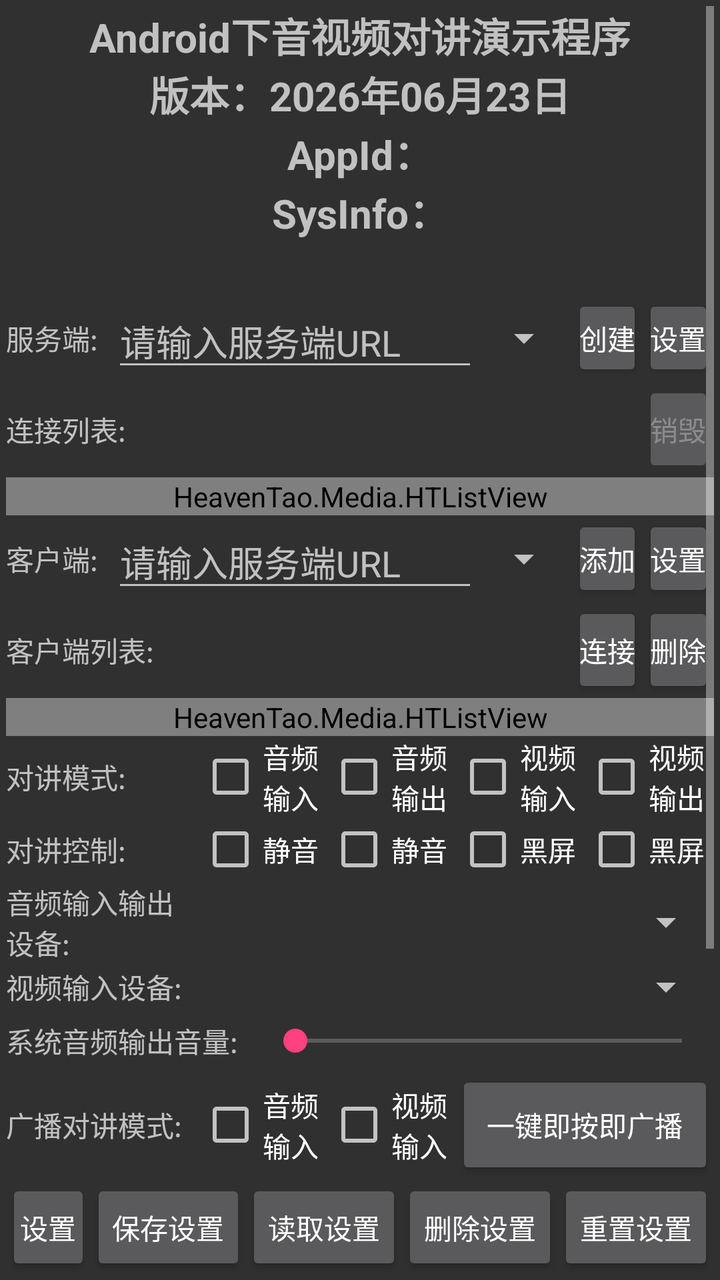
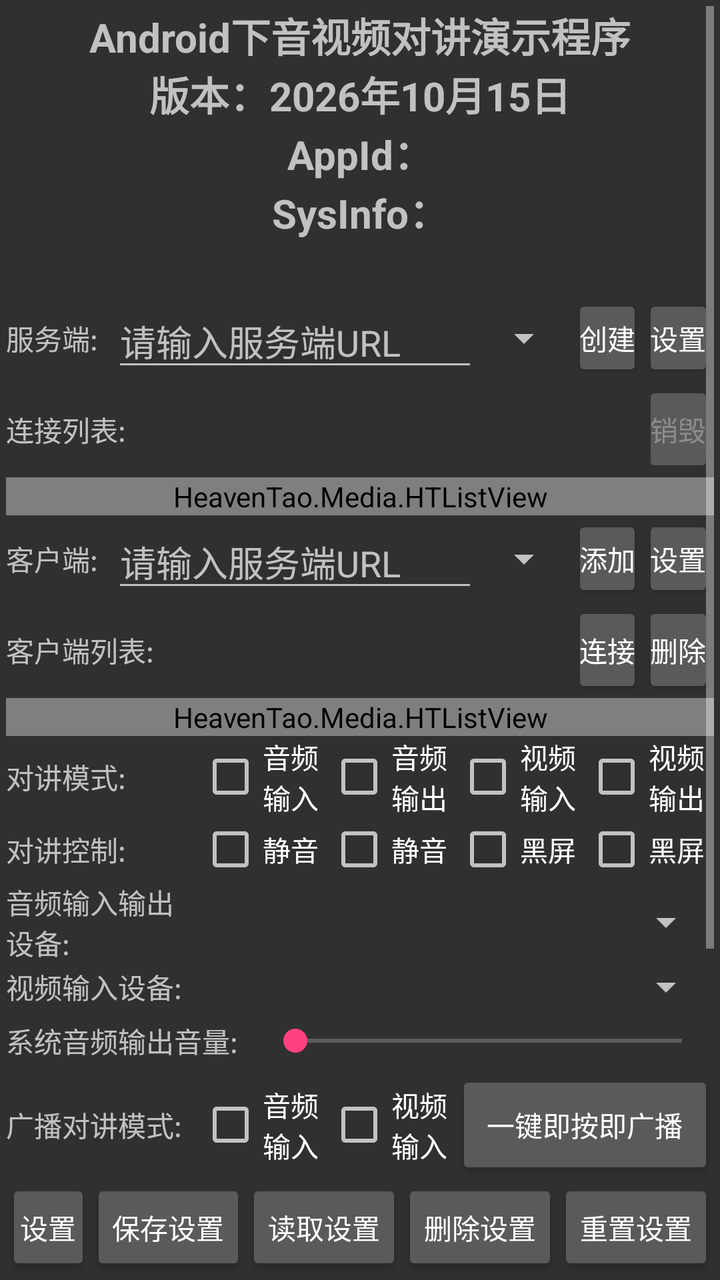

An Android layout rendered at two revisions. The XML below is the earlier revision; the diff shows what the commit changed to produce the second picture.
<!-- AndroidManifest.xml: application theme AppTheme -->
<!-- res/layout/main_lyot.xml -->
<?xml version="1.0" encoding="utf-8"?>
<RelativeLayout xmlns:android="http://schemas.android.com/apk/res/android"
    xmlns:tools="http://schemas.android.com/tools"
    android:layout_width="match_parent"
    android:layout_height="match_parent"
    xmlns:app="http://schemas.android.com/apk/res-auto"
    android:orientation="vertical"
    android:paddingBottom="@dimen/activity_vertical_margin"
    android:paddingLeft="@dimen/activity_horizontal_margin"
    android:paddingRight="@dimen/activity_horizontal_margin"
    android:paddingTop="@dimen/activity_vertical_margin"
    tools:context="com.example.andrd_ado_vdo_tkbk_demo.MainAct">

    <ScrollView
        android:layout_width="match_parent"
        android:layout_height="match_parent"
        android:orientation="vertical" >

        <LinearLayout
            android:layout_width="match_parent"
            android:layout_height="wrap_content"
            android:orientation="vertical"
            android:focusable="true"
            android:focusableInTouchMode="true" >

            <TextView
                android:layout_width="match_parent"
                android:layout_height="wrap_content"
                android:gravity="center_horizontal"
                android:text="@string/app_name"
                android:textAlignment="center"
                android:textSize="20sp"
                android:textStyle="normal|bold" />

            <TextView
                android:layout_width="match_parent"
                android:layout_height="wrap_content"
                android:gravity="center_horizontal"
                android:text="版本：2026年06月23日"
                android:textAlignment="center"
                android:textSize="20sp"
                android:textStyle="normal|bold" />

            <TextView
                android:id="@+id/AppIdTxtId"
                android:layout_width="match_parent"
                android:layout_height="wrap_content"
                android:gravity="center_horizontal"
                android:text="AppId："
                android:textAlignment="center"
                android:textSize="20sp"
                android:textStyle="normal|bold" />

            <TextView
                android:id="@+id/SysInfoTxtId"
                android:layout_width="match_parent"
                android:layout_height="wrap_content"
                android:gravity="center_horizontal"
                android:text="SysInfo："
                android:textAlignment="center"
                android:textSize="20sp"
                android:textStyle="normal|bold" />

            <TextView
                android:layout_width="match_parent"
                android:layout_height="wrap_content"
                android:gravity="center_horizontal"
                android:text=""
                android:textAlignment="center"
                android:textSize="20sp"
                android:textStyle="normal|bold" />

            <LinearLayout
                android:orientation="horizontal"
                android:layout_width="match_parent"
                android:layout_height="wrap_content" >

                <TextView
                    android:text="服务端:"
                    android:layout_width="0dp"
                    android:layout_weight="3"
                    android:layout_height="match_parent"
                    android:gravity="center_vertical" />

                <LinearLayout
                    android:orientation="horizontal"
                    android:layout_width="0dp"
                    android:layout_height="wrap_content"
                    android:layout_weight="13" >

                    <EditText
                        android:id="@+id/SrvrUrlEdTxtId"
                        android:layout_width="0dp"
                        android:layout_height="match_parent"
                        android:layout_weight="1"
                        android:hint="请输入服务端URL"
                        android:singleLine="true" />

                    <Spinner
                        android:id="@+id/SrvrUrlSpinnerId"
                        android:layout_height="match_parent"
                        android:layout_width="47dp" />

                </LinearLayout>

                <Button
                    android:layout_width="0dp"
                    android:layout_height="match_parent"
                    android:layout_weight="2"
                    android:padding="0dp"
                    android:text="创建"
                    android:id="@+id/SrvrCreateOrDstoyBtnId"
                    android:onClick="OnClickSrvrCreateOrDstoyBtn" />

                <Button
                    android:id="@+id/SrvrStngBtnId"
                    android:layout_height="match_parent"
                    android:layout_weight="2"
                    android:layout_width="0dp"
                    android:padding="0dp"
                    android:text="设置"
                    android:onClick="OnClickSrvrStngBtn" />

            </LinearLayout>

            <LinearLayout
                android:orientation="horizontal"
                android:layout_width="match_parent"
                android:layout_height="wrap_content" >

                <TextView
                    android:layout_width="0dp"
                    android:layout_height="match_parent"
                    android:layout_weight="18"
                    android:gravity="center_vertical"
                    android:text="连接列表:" />

                <Button
                    android:id="@+id/CnctDstoyBtnId"
                    android:layout_width="0dp"
                    android:layout_height="wrap_content"
                    android:layout_weight="2"
                    android:enabled="false"
                    android:onClick="OnClickCnctDstoyBtn"
                    android:padding="0dp"
                    android:text="销毁" />

            </LinearLayout>

            <HeavenTao.Media.HTListView
                android:layout_width="match_parent"
                android:layout_height="match_parent"
                android:id="@+id/CnctLstId"
                android:choiceMode="singleChoice"
                android:listSelector="#777"/>

            <LinearLayout
                android:orientation="horizontal"
                android:layout_width="match_parent"
                android:layout_height="wrap_content" >

                <TextView
                    android:text="客户端:"
                    android:layout_width="0dp"
                    android:layout_weight="3"
                    android:layout_height="match_parent"
                    android:gravity="center_vertical" />

                <LinearLayout
                    android:orientation="horizontal"
                    android:layout_width="0dp"
                    android:layout_height="wrap_content"
                    android:layout_weight="13" >

                    <EditText
                        android:id="@+id/ClntSrvrUrlEdTxtId"
                        android:layout_width="0dp"
                        android:layout_height="match_parent"
                        android:layout_weight="1"
                        android:hint="请输入服务端URL"
                        android:singleLine="true" />

                    <Spinner
                        android:id="@+id/ClntSrvrUrlSpinnerId"
                        android:layout_height="match_parent"
                        android:layout_width="47dp" />

                </LinearLayout>

                <Button
                    android:layout_width="0dp"
                    android:layout_height="match_parent"
                    android:layout_weight="2"
                    android:padding="0dp"
                    android:text="添加"
                    android:id="@+id/ClntAddBtnId"
                    android:onClick="OnClickClntAddBtn" />

                <Button
                    android:id="@+id/ClntStngBtnId"
                    android:layout_height="match_parent"
                    android:layout_weight="2"
                    android:layout_width="0dp"
                    android:padding="0dp"
                    android:text="设置"
                    android:onClick="OnClickClntStngBtn" />

            </LinearLayout>

            <LinearLayout
                android:orientation="horizontal"
                android:layout_width="match_parent"
                android:layout_height="wrap_content" >

                <TextView
                    android:layout_width="0dp"
                    android:layout_height="match_parent"
                    android:layout_weight="16"
                    android:gravity="center_vertical"
                    android:text="客户端列表:" />

                <Button
                    android:layout_weight="2"
                    android:layout_width="0dp"
                    android:layout_height="wrap_content"
                    android:padding="0dp"
                    android:id="@+id/ClntCnctOrDstoyBtnId"
                    android:text="连接"
                    android:onClick="OnClickClntCnctOrDstoyBtn" />

                <Button
                    android:layout_weight="2"
                    android:layout_width="0dp"
                    android:layout_height="wrap_content"
                    android:padding="0dp"
                    android:id="@+id/ClntDelBtnId"
                    android:text="删除"
                    android:onClick="OnClickClntDelBtn" />

            </LinearLayout>

            <HeavenTao.Media.HTListView
                android:layout_width="match_parent"
                android:layout_height="match_parent"
                android:id="@+id/ClntLstId"
                android:choiceMode="singleChoice"
                android:listSelector="#777"/>

            <LinearLayout
                android:orientation="horizontal"
                android:layout_width="match_parent"
                android:layout_height="wrap_content" >

                <TextView
                    android:text="对讲模式:"
                    android:layout_width="0dp"
                    android:layout_weight="3"
                    android:layout_height="match_parent"
                    android:gravity="center_vertical" />

                <CheckBox
                    android:text="音频输入"
                    android:id="@+id/UseAdoInptTkbkModeCkBoxId"
                    android:layout_weight="2"
                    android:layout_width="0dp"
                    android:layout_height="match_parent"
                    android:padding="0dp"
                    android:onClick="OnClickUseAdoVdoInptOtptTkbkModeCkBox" />

                <CheckBox
                    android:text="音频输出"
                    android:id="@+id/UseAdoOtptTkbkModeCkBoxId"
                    android:layout_weight="2"
                    android:layout_width="0dp"
                    android:layout_height="match_parent"
                    android:padding="0dp"
                    android:onClick="OnClickUseAdoVdoInptOtptTkbkModeCkBox" />

                <CheckBox
                    android:text="视频输入"
                    android:id="@+id/UseVdoInptTkbkModeCkBoxId"
                    android:layout_weight="2"
                    android:layout_width="0dp"
                    android:layout_height="match_parent"
                    android:padding="0dp"
                    android:onClick="OnClickUseAdoVdoInptOtptTkbkModeCkBox" />

                <CheckBox
                    android:text="视频输出"
                    android:id="@+id/UseVdoOtptTkbkModeCkBoxId"
                    android:layout_weight="2"
                    android:layout_width="0dp"
                    android:layout_height="match_parent"
                    android:padding="0dp"
                    android:onClick="OnClickUseAdoVdoInptOtptTkbkModeCkBox" />

            </LinearLayout>

            <LinearLayout
                android:orientation="horizontal"
                android:layout_width="match_parent"
                android:layout_height="wrap_content" >

                <TextView
                    android:text="对讲控制:"
                    android:layout_width="0dp"
                    android:layout_weight="3"
                    android:layout_height="match_parent"
                    android:gravity="center_vertical" />

                <CheckBox
                    android:id="@+id/AdoInptIsMuteCkBoxId"
                    android:layout_width="0dp"
                    android:layout_height="wrap_content"
                    android:layout_weight="2"
                    android:onClick="onClickAdoInptIsMuteCkBox"
                    android:text="静音" />

                <CheckBox
                    android:id="@+id/AdoOtptIsMuteCkBoxId"
                    android:layout_width="0dp"
                    android:layout_height="wrap_content"
                    android:layout_weight="2"
                    android:onClick="onClickAdoOtptIsMuteCkBox"
                    android:text="静音" />

                <CheckBox
                    android:id="@+id/VdoInptIsBlackCkBoxId"
                    android:layout_width="0dp"
                    android:layout_height="wrap_content"
                    android:layout_weight="2"
                    android:onClick="onClickVdoInptIsBlackCkBox"
                    android:text="黑屏" />

                <CheckBox
                    android:id="@+id/VdoOtptIsBlackCkBoxId"
                    android:layout_width="0dp"
                    android:layout_height="wrap_content"
                    android:layout_weight="2"
                    android:onClick="onClickVdoOtptIsBlackCkBox"
                    android:text="黑屏" />

            </LinearLayout>

            <LinearLayout
                android:orientation="horizontal"
                android:layout_width="match_parent"
                android:layout_height="wrap_content" >

                <TextView
                    android:text="音频输入输出设备:"
                    android:layout_width="0dp"
                    android:layout_weight="3"
                    android:layout_height="match_parent"
                    android:gravity="center_vertical" />

                <Spinner
                    android:id="@+id/AdoInptOtptDvcSpinnerId"
                    android:layout_height="match_parent"
                    android:layout_width="0dp"
                    android:layout_weight="8" />

            </LinearLayout>

            <LinearLayout
                android:orientation="horizontal"
                android:layout_width="match_parent"
                android:layout_height="wrap_content" >

                <TextView
                    android:text="视频输入设备:"
                    android:layout_width="0dp"
                    android:layout_weight="3"
                    android:layout_height="match_parent"
                    android:gravity="center_vertical" />

                <Spinner
                    android:id="@+id/VdoInptDvcSpinnerId"
                    android:layout_height="match_parent"
                    android:layout_width="0dp"
                    android:layout_weight="8" />

            </LinearLayout>

            <LinearLayout
                android:orientation="horizontal"
                android:layout_width="match_parent"
                android:layout_height="wrap_content" >

                <TextView
                    android:layout_width="0dp"
                    android:layout_height="match_parent"
                    android:layout_weight="4"
                    android:gravity="center_vertical"
                    android:text="系统音频输出音量:" />

                <SeekBar
                    android:id="@+id/SystemAdoOtptVolmSkBarId"
                    android:layout_width="0dp"
                    android:layout_height="match_parent"
                    android:layout_weight="7"
                    android:minHeight="30dp" />

            </LinearLayout>

            <LinearLayout
                android:orientation="horizontal"
                android:layout_width="match_parent"
                android:layout_height="wrap_content" >

                <TextView
                    android:text="广播对讲模式:"
                    android:layout_width="0dp"
                    android:layout_weight="3"
                    android:layout_height="match_parent"
                    android:gravity="center_vertical" />

                <CheckBox
                    android:text="音频输入"
                    android:id="@+id/UseAdoInptBdctTkbkModeCkBoxId"
                    android:layout_weight="2"
                    android:layout_width="0dp"
                    android:layout_height="match_parent"
                    android:padding="0dp" />

                <CheckBox
                    android:text="视频输入"
                    android:id="@+id/UseVdoInptBdctTkbkModeCkBoxId"
                    android:layout_weight="2"
                    android:layout_width="0dp"
                    android:layout_height="match_parent"
                    android:padding="0dp" />

                <Button
                    android:id="@+id/PtbBtnId"
                    android:layout_width="0dp"
                    android:layout_height="match_parent"
                    android:layout_weight="4"
                    android:padding="0dp"
                    android:text="一键即按即广播" />

            </LinearLayout>

            <LinearLayout
                android:orientation="horizontal"
                android:layout_width="match_parent"
                android:layout_height="wrap_content" >

                <Button
                    android:layout_width="0dp"
                    android:layout_height="match_parent"
                    android:layout_weight="6"
                    android:padding="0dp"
                    android:text="设置"
                    android:id="@+id/StngBtnId"
                    android:onClick="OnClickStngBtn" />

                <Button
                    android:layout_width="0dp"
                    android:layout_height="match_parent"
                    android:layout_weight="11"
                    android:padding="0dp"
                    android:text="保存设置"
                    android:id="@+id/SaveStngBtnId"
                    android:onClick="OnClickSaveStngBtn" />

                <Button
                    android:layout_width="0dp"
                    android:layout_height="match_parent"
                    android:layout_weight="11"
                    android:padding="0dp"
                    android:text="读取设置"
                    android:id="@+id/ReadStngBtnId"
                    android:onClick="OnClickReadStngBtn" />

                <Button
                    android:layout_width="0dp"
                    android:layout_height="match_parent"
                    android:layout_weight="11"
                    android:padding="0dp"
                    android:text="删除设置"
                    android:id="@+id/DelStngBtnId"
                    android:onClick="OnClickDelStngBtn" />

                <Button
                    android:layout_width="0dp"
                    android:layout_height="match_parent"
                    android:layout_weight="11"
                    android:padding="0dp"
                    android:text="重置设置"
                    android:id="@+id/ResetStngBtnId"
                    android:onClick="OnClickResetStngBtn" />

            </LinearLayout>

            <LinearLayout
                android:orientation="horizontal"
                android:layout_width="match_parent"
                android:layout_height="wrap_content" >

                <TextView
                    android:layout_weight="1"
                    android:layout_width="0dp"
                    android:layout_height="match_parent"
                    android:text="" />

                <Button
                    android:id="@+id/ReadMeBtnId"
                    android:layout_width="0dp"
                    android:layout_height="match_parent"
                    android:layout_weight="4"
                    android:padding="0dp"
                    android:onClick="OnClickReadMeBtn"
                    android:text="必读说明" />

                <TextView
                    android:layout_weight="1"
                    android:layout_width="0dp"
                    android:layout_height="match_parent"
                    android:text="" />

            </LinearLayout>

            <LinearLayout
                android:orientation="horizontal"
                android:layout_width="match_parent"
                android:layout_height="wrap_content" >

                <CheckBox
                    android:id="@+id/IsDrawAdoWavfmToSurfaceCkBoxId"
                    android:layout_width="wrap_content"
                    android:layout_height="wrap_content"
                    android:layout_gravity="center"
                    android:onClick="onClickIsDrawAdoWavfmToSurfaceCkBox"
                    android:text="" />

                <LinearLayout
                    android:orientation="vertical"
                    android:layout_width="match_parent"
                    android:layout_height="wrap_content" >

                    <LinearLayout
                        android:orientation="horizontal"
                        android:layout_width="match_parent"
                        android:layout_height="wrap_content" >

                        <TextView
                            android:layout_width="wrap_content"
                            android:layout_height="match_parent"
                            android:gravity="center_vertical"
                            android:text="音频输入\n原始波形:" />

                        <SurfaceView
                            android:id="@+id/AdoInptWavfmSurfaceId"
                            android:layout_width="match_parent"
                            android:layout_height="match_parent" />

                    </LinearLayout>

                    <LinearLayout
                        android:orientation="horizontal"
                        android:layout_width="match_parent"
                        android:layout_height="wrap_content" >

                        <TextView
                            android:layout_width="wrap_content"
                            android:layout_height="match_parent"
                            android:gravity="center_vertical"
                            android:text="音频输入\n结果波形:" />

                        <SurfaceView
                            android:id="@+id/AdoRsltWavfmSurfaceId"
                            android:layout_width="match_parent"
                            android:layout_height="match_parent" />

                    </LinearLayout>

                    <LinearLayout
                        android:orientation="horizontal"
                        android:layout_width="match_parent"
                        android:layout_height="wrap_content" >

                        <TextView
                            android:layout_width="wrap_content"
                            android:layout_height="match_parent"
                            android:gravity="center_vertical"
                            android:text="音频输出\n原始波形:" />

                        <SurfaceView
                            android:id="@+id/AdoOtptWavfmSurfaceId"
                            android:layout_width="match_parent"
                            android:layout_height="match_parent" />

                    </LinearLayout>

                </LinearLayout>

            </LinearLayout>

            <LinearLayout
                android:id="@+id/VdoInptOtptLinearLyotId"
                android:layout_width="match_parent"
                android:layout_height="wrap_content"
                android:orientation="horizontal" >

            </LinearLayout>

            <LinearLayout
                android:orientation="horizontal"
                android:layout_width="match_parent"
                android:layout_height="wrap_content" >

                <TextView
                    android:layout_width="wrap_content"
                    android:layout_height="match_parent"
                    android:layout_weight="10"
                    android:gravity="center_vertical"
                    android:text="日志：" />

                <Button
                    android:layout_weight="1"
                    android:layout_width="wrap_content"
                    android:layout_height="wrap_content"
                    android:padding="0dp"
                    android:id="@+id/ClearLogBtnId"
                    android:text="清空日志"
                    android:onClick="OnClickClearLogBtn" />

            </LinearLayout>

            <LinearLayout
                android:id="@+id/LogLinearLyotId"
                android:orientation="vertical"
                android:layout_width="match_parent"
                android:layout_height="wrap_content" >

            </LinearLayout>

        </LinearLayout>

    </ScrollView>

    <Button
        android:id="@+id/PttBtnId"
        android:layout_width="wrap_content"
        android:layout_height="70dp"
        android:padding="0dp"
        android:layout_alignParentBottom="true"
        android:layout_centerHorizontal="true"
        android:layout_marginBottom="100dp"
        android:visibility="invisible"
        android:text="一键即按即通" />

</RelativeLayout>
<!-- resources referenced by this layout -->
<resources>
  <dimen name="activity_horizontal_margin">3dp</dimen>
  <dimen name="activity_vertical_margin">3dp</dimen>
  <string name="app_name">Android下音视频对讲演示程序</string>
  <style name="AppTheme" parent="Theme.AppCompat.NoActionBar">
          
          <item name="colorPrimary">@color/colorPrimary</item>
          <item name="colorPrimaryDark">@color/colorPrimaryDark</item>
          <item name="colorAccent">@color/colorAccent</item>
      </style>
  <color name="colorPrimary">#3F51B5</color>
  <color name="colorPrimaryDark">#303F9F</color>
  <color name="colorAccent">#FF4081</color>
</resources>

<!-- the commit's change to res/layout/main_lyot.xml (unified diff, before → after) -->
@@ -36,7 +36,7 @@
                 android:layout_width="match_parent"
                 android:layout_height="wrap_content"
                 android:gravity="center_horizontal"
-                android:text="版本：2026年06月23日"
+                android:text="版本：2026年10月15日"
                 android:textAlignment="center"
                 android:textSize="20sp"
                 android:textStyle="normal|bold" />
@@ -551,7 +551,7 @@
                             android:text="音频输入\n原始波形:" />
 
                         <SurfaceView
-                            android:id="@+id/AdoInptWavfmSurfaceId"
+                            android:id="@+id/AdoInptSrcWavfmSurfaceId"
                             android:layout_width="match_parent"
                             android:layout_height="match_parent" />
 
@@ -569,7 +569,7 @@
                             android:text="音频输入\n结果波形:" />
 
                         <SurfaceView
-                            android:id="@+id/AdoRsltWavfmSurfaceId"
+                            android:id="@+id/AdoInptRsltWavfmSurfaceId"
                             android:layout_width="match_parent"
                             android:layout_height="match_parent" />
 
@@ -587,7 +587,7 @@
                             android:text="音频输出\n原始波形:" />
 
                         <SurfaceView
-                            android:id="@+id/AdoOtptWavfmSurfaceId"
+                            android:id="@+id/AdoOtptSrcWavfmSurfaceId"
                             android:layout_width="match_parent"
                             android:layout_height="match_parent" />
 
